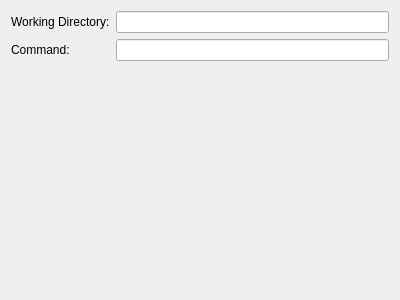
Above: project/nimcompilercleanstepconfigwidget.ui from filcuc/NimQtCreatorPlugin before the change. Below: the same form after it.
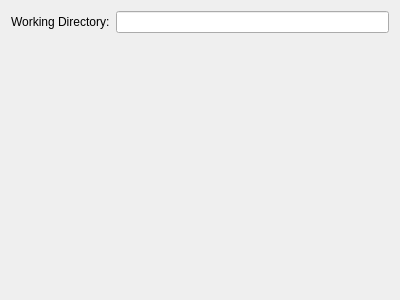
That is the form after the change.

The edit to the form file:
```diff
--- a/project/nimcompilercleanstepconfigwidget.ui
+++ b/project/nimcompilercleanstepconfigwidget.ui
@@ -30,20 +30,6 @@
        </property>
       </widget>
      </item>
-     <item row="1" column="0">
-      <widget class="QLabel" name="commandLabel">
-       <property name="text">
-        <string>Command:</string>
-       </property>
-      </widget>
-     </item>
-     <item row="1" column="1">
-      <widget class="QLineEdit" name="commandLineEdit">
-       <property name="readOnly">
-        <bool>true</bool>
-       </property>
-      </widget>
-     </item>
     </layout>
    </item>
   </layout>
```
